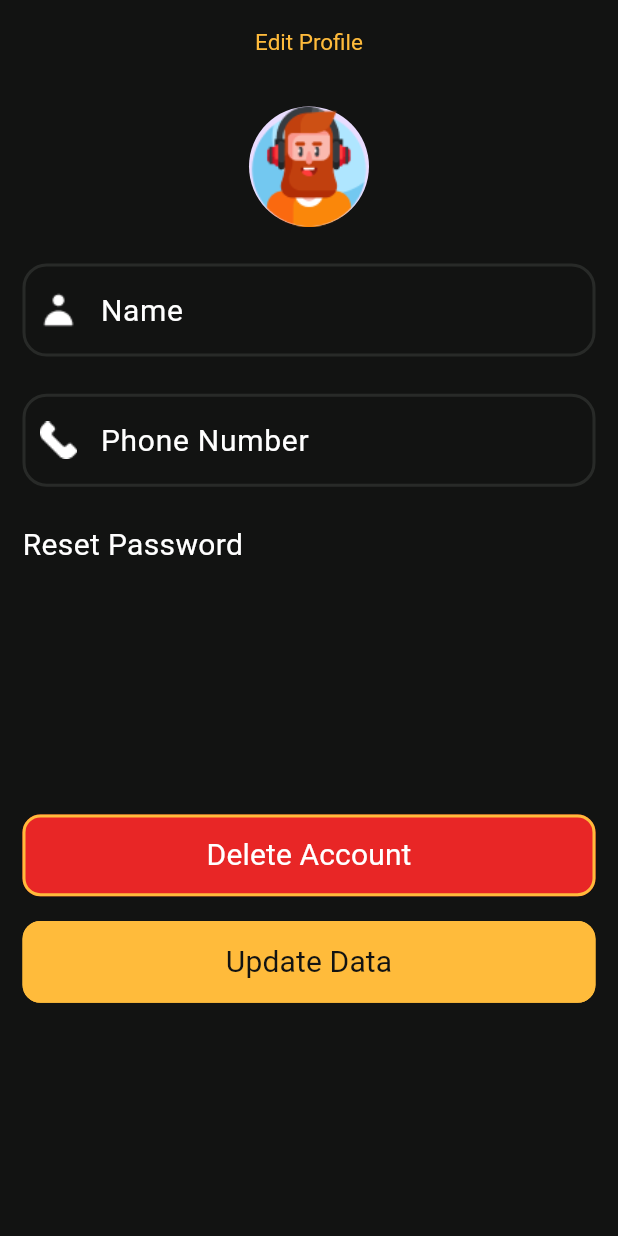
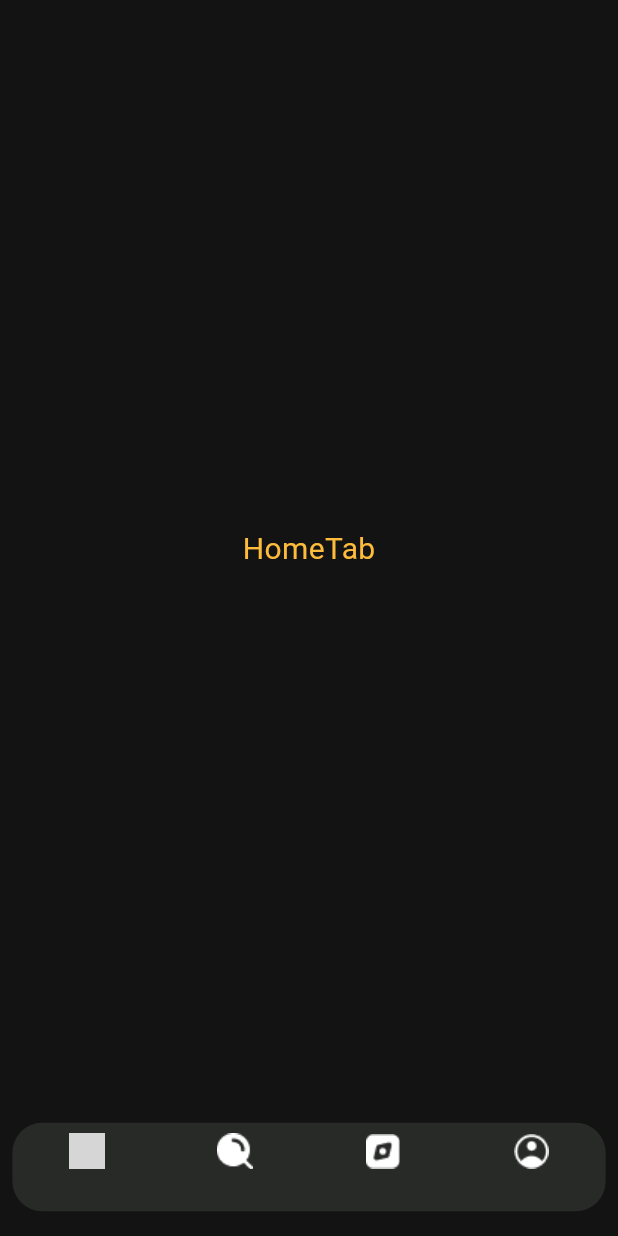
Before and after one commit to Norhannageh123/Movie_project, a Flutter app: the screen it shows after launch, on a phone screen of 412 x 824 dp. Run offline on Flutter 3.47's test engine with Material 3 defaults, Android fonts, the phone set to English and light mode, and no system bars; our stand-ins replace carousel_slider, fluttertoast, google_fonts, toggle_switch; generated files the repository leaves out were written again; grey boxes are pictures that could not be loaded.

Commit message:
create bottom Bar

```diff
--- a/lib/UI/Authentication/ForgetPassword/forget_password_screen.dart
+++ b/lib/UI/Authentication/ForgetPassword/forget_password_screen.dart
@@ -6,6 +6,8 @@ import 'package:movie_app/utils/app_style.dart';
 
 class ForgetPasswordScreen extends StatelessWidget {
   static const String forgetPasswordRoute = 'forget_password';
+
+  const ForgetPasswordScreen({super.key});
 
   @override
   Widget build(BuildContext context) {
@@ -17,6 +19,7 @@ class ForgetPasswordScreen extends StatelessWidget {
         ),
         body: Padding(
           padding: EdgeInsets.symmetric(horizontal: width * 0.02),
+          child: SingleChildScrollView(
             child: Column(
               children: [
                 Image.asset(AppImages.forgetPassword),
@@ -34,6 +37,7 @@ class ForgetPasswordScreen extends StatelessWidget {
                     onClickedButton: () {})
               ],
             ),
+          ),
         ));
   }
 }
--- /dev/null
+++ b/lib/UI/Home/Tabs/homeTab/homeTabUi.dart
@@ -0,0 +1,13 @@
+import 'package:flutter/material.dart';
+import 'package:movie_app/utils/app_style.dart';
+
+class HomeTab extends StatelessWidget {
+  const HomeTab({super.key});
+
+  @override
+  Widget build(BuildContext context) {
+    return Scaffold(
+      body: Center(child:Text("HomeTab",style:AppStyle.yellow20Bold)),
+    );
+  }
+}
--- /dev/null
+++ b/lib/UI/Home/home_screen.dart
@@ -0,0 +1,75 @@
+import 'package:flutter/material.dart';
+import 'package:movie_app/UI/Home/Tabs/BrowseTab/browseTabUi.dart';
+import 'package:movie_app/UI/Home/Tabs/SearchTab/searchTabUi.dart';
+import 'package:movie_app/UI/Home/Tabs/homeTab/homeTabUi.dart';
+import 'package:movie_app/UI/Home/Tabs/profileTab/profileTabUi.dart';
+import 'package:movie_app/utils/app_colors.dart';
+import 'package:movie_app/utils/app_images.dart';
+
+class HomeScreen extends StatefulWidget {
+  const HomeScreen({super.key});
+  @override
+  State<HomeScreen> createState() => _HomeScreenState();
+}
+
+class _HomeScreenState extends State<HomeScreen> {
+  int selectedIndex = 0;
+  List<Widget> tabs = [
+    const HomeTab(),
+    const SearchTab(),
+    const BrowseTab(),
+    const ProfileTab(),
+  ];
+
+  @override
+  Widget build(BuildContext context) {
+    var width = MediaQuery.of(context).size.width;
+    var height = MediaQuery.of(context).size.height;
+    return Scaffold(
+      body: tabs[selectedIndex],
+      bottomNavigationBar: Container(
+        margin: EdgeInsets.symmetric(
+          horizontal: width*0.02,
+          vertical: height*0.02,
+        ),
+        decoration: BoxDecoration(
+          borderRadius: BorderRadius.circular(20),
+          color: AppColors.babyBlackColor,
+        ),
+        child: ClipRRect(
+          borderRadius: BorderRadius.circular(20),
+          child: BottomNavigationBar(
+            type: BottomNavigationBarType.fixed,
+            backgroundColor: Colors.transparent,
+            elevation: 0,
+            selectedItemColor: Colors.transparent,
+            unselectedItemColor: Colors.transparent,
+            items: [
+              buildBottomNavItem(AppImages.homeWhite, AppImages.homeYellow, 0),
+              buildBottomNavItem(AppImages.searchWhite, AppImages.searchYellow, 1),
+              buildBottomNavItem(AppImages.browseWhite, AppImages.browseYellow, 2),
+              buildBottomNavItem(AppImages.profileWhite, AppImages.profileYellow, 3),
+            ],
+            currentIndex: selectedIndex,
+            onTap: (index) {
+              setState(() {
+                selectedIndex = index;
+              });
+            },
+          ),
+        ),
+      ),
+    );
+  }
+
+  BottomNavigationBarItem buildBottomNavItem(
+      String image, String fullImage, int index) {
+    return BottomNavigationBarItem(
+      icon: ImageIcon(
+        AssetImage(selectedIndex == index ? fullImage : image),
+        color: selectedIndex == index ? Colors.yellow : Colors.white,
+      ),
+      label: "",
+    );
+  }
+}
--- a/lib/UI/update_profile_screen.dart
+++ b/lib/UI/update_profile_screen.dart
@@ -1,5 +1,6 @@
 import 'package:flutter/material.dart';
 import 'package:flutter_gen/gen_l10n/app_localizations.dart';
+import 'package:movie_app/UI/Authentication/ForgetPassword/forget_password_screen.dart';
 import '../custom_widgets/custom_elevated_button.dart';
 import '../custom_widgets/custom_text_field.dart';
 import '../utils/app_colors.dart';
@@ -91,6 +92,11 @@ class _UpdateProfileScreenState extends State<UpdateProfileScreen> {
                     InkWell(
                       onTap: () {
                         // todo: navigate to forget password screen
+                        Navigator.pushReplacement(
+                          context,
+                          MaterialPageRoute(
+                              builder: (context) => ForgetPasswordScreen()),
+                        );
                       },
                       child: Text(AppLocalizations.of(context)!.reset_password,
                           style: AppStyle.white20Regular),
--- a/lib/custom_widgets/custom_text_field.dart
+++ b/lib/custom_widgets/custom_text_field.dart
@@ -15,6 +15,7 @@ class CustomTextField extends StatelessWidget {
   Widget? prefixIcon;
   Widget? suffixIcon;
   bool? obscureText;
+  Color? bgColor;
   int?maxLines;
   String?Function(String?)?validator;
   TextEditingController? controller;
@@ -31,6 +32,7 @@ class CustomTextField extends StatelessWidget {
     this.suffixIcon,
     this.labelStyle,
     this.style,
+    this.bgColor,
     this.obscureText,
     this.maxLines=1,
     this.validator,
--- a/lib/main.dart
+++ b/lib/main.dart
@@ -1,5 +1,6 @@
 import 'package:flutter/material.dart';
 import 'package:flutter_gen/gen_l10n/app_localizations.dart';
+import 'package:movie_app/UI/Home/home_screen.dart';
 import 'package:movie_app/UI/onboarding_screen.dart';
 import 'package:movie_app/utils/app_routes.dart';
 import 'package:movie_app/utils/app_theme.dart';
@@ -19,13 +20,13 @@ class MovieApp extends StatelessWidget {
   Widget build(BuildContext context) {
     return MaterialApp(
       debugShowCheckedModeBanner: false,
-      initialRoute: AppRoutes.updateProfileRoute,
+      initialRoute: AppRoutes.homeRoute,
       routes: {
         AppRoutes.onBoarding:(context)=>const OnboardingScreen(),
         AppRoutes.loginRoute:(context)=>const LoginScreen(),
         AppRoutes.registerRoute:(context)=>const Register(),
         AppRoutes.updateProfileRoute:(context)=>const UpdateProfileScreen(),
-
+        AppRoutes.homeRoute:(context)=> const HomeScreen(),
       },
       darkTheme: AppTheme.darkTheme,
       themeMode: ThemeMode.dark,
--- a/lib/utils/app_routes.dart
+++ b/lib/utils/app_routes.dart
@@ -5,4 +5,5 @@ class AppRoutes{
   static const String forgetPasswordRoute="forget_password";
   static const String homeRoute="home";
   static const String updateProfileRoute="update_profile";
+
 }
--- a/pubspec.yaml
+++ b/pubspec.yaml
@@ -42,7 +42,7 @@ dependencies:
   flutter_native_splash: ^2.4.4
   fluttertoast: ^8.2.10
   toggle_switch: ^2.3.0
-
+  carousel_slider: ^5.0.0
 dev_dependencies:
   flutter_test:
     sdk: flutter
```
Also changed, not shown: lib/UI/Authentication/Login/login_screen.dart (+6 -3 lines), lib/UI/Authentication/Register/register.dart (+81 -66 lines), lib/UI/Home/Tabs/BrowseTab/browseTabUi.dart (added, +13 -0 lines), lib/UI/Home/Tabs/SearchTab/searchTabUi.dart (added, +13 -0 lines), lib/UI/Home/Tabs/profileTab/profileTabUi.dart (added, +13 -0 lines), pubspec.lock, 2 other files. Lines whose indentation alone changed are shown as unchanged.
